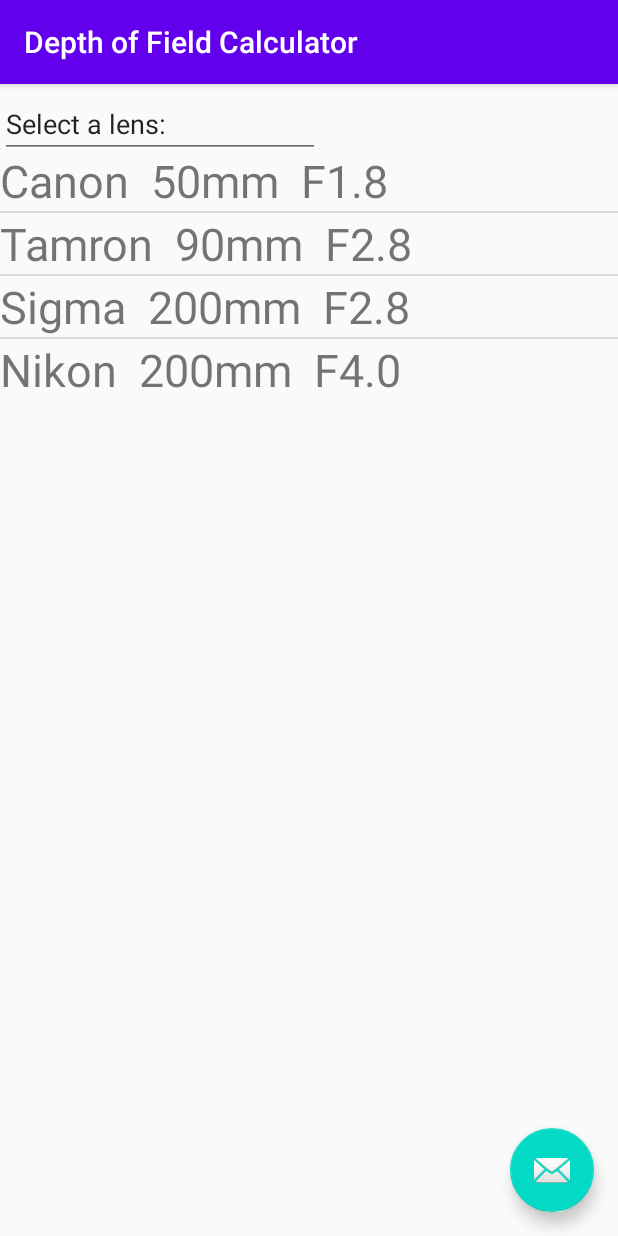
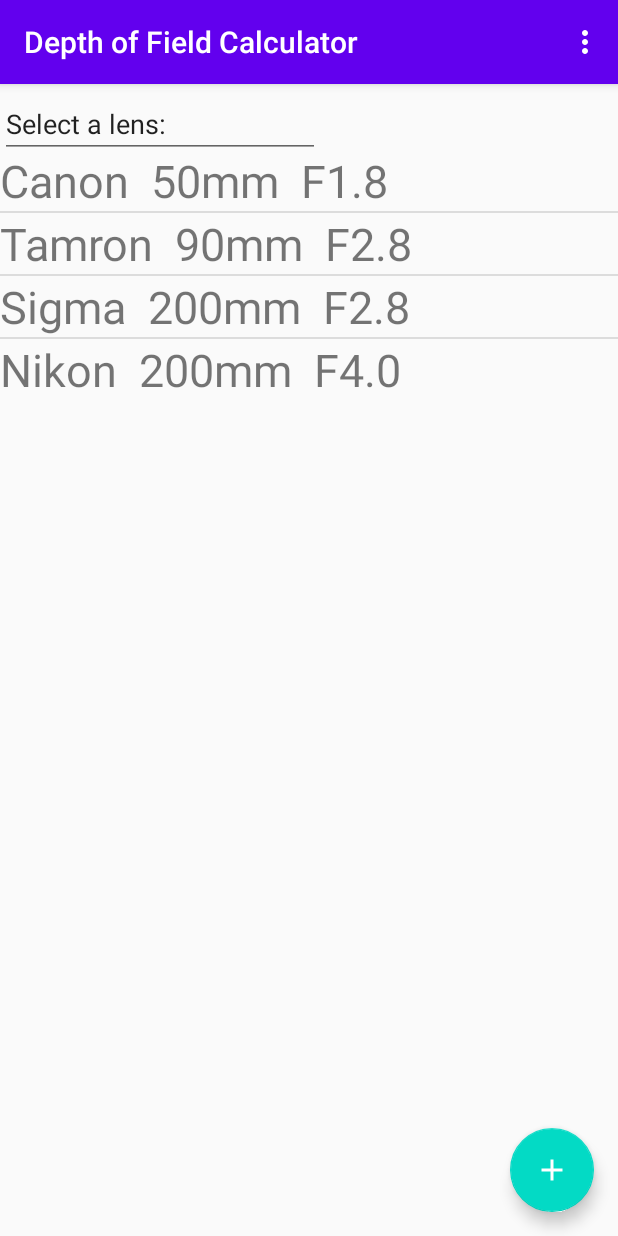
Before and after one commit to SahilModak/Camera-Lens-Manager, an Android app: the screen it shows after launch (MainActivity), on a phone screen of 412 x 824 dp. Run offline under Robolectric (Android 15) with nearby library versions, the phone set to English and light mode, and no system bars.

Commit message:
added the 'add' vector and fixed build in  gradle for the error

```diff
--- a/app/build.gradle
+++ b/app/build.gradle
@@ -20,6 +20,12 @@ android {
             proguardFiles getDefaultProguardFile('proguard-android-optimize.txt'), 'proguard-rules.pro'
         }
     }
+
+    android{
+        defaultConfig{
+            vectorDrawables.useSupportLibrary = true;
+        }
+    }
 }
 
 dependencies {
--- a/app/src/main/java/com/example/assignment2/MainActivity.java
+++ b/app/src/main/java/com/example/assignment2/MainActivity.java
@@ -60,7 +60,7 @@ public class MainActivity extends AppCompatActivity {
         ListView lst = (ListView) findViewById(R.id.lensDisplay);
         lst.setAdapter(adapter);
     }
-    /*
+
     @Override
     public boolean onCreateOptionsMenu(Menu menu) {
         // Inflate the menu; this adds items to the action bar if it is present.
@@ -82,5 +82,4 @@ public class MainActivity extends AppCompatActivity {
 
         return super.onOptionsItemSelected(item);
     }
-     */
 }
--- /dev/null
+++ b/app/src/main/res/drawable/ic_baseline_add_24.xml
@@ -0,0 +1,5 @@
+<vector android:height="24dp" android:tint="#FFFFFF"
+    android:viewportHeight="24" android:viewportWidth="24"
+    android:width="24dp" xmlns:android="http://schemas.android.com/apk/res/android">
+    <path android:fillColor="@android:color/white" android:pathData="M19,13h-6v6h-2v-6H5v-2h6V5h2v6h6v2z"/>
+</vector>
--- a/app/src/main/res/layout/activity_main.xml
+++ b/app/src/main/res/layout/activity_main.xml
@@ -28,7 +28,7 @@
         android:layout_height="wrap_content"
         android:layout_gravity="bottom|end"
         android:layout_margin="@dimen/fab_margin"
-        app:srcCompat="@android:drawable/ic_dialog_email" />
+        app:srcCompat="@drawable/ic_baseline_add_24" />
 
     <ListView
         android:id="@+id/lensDisplay"
```
